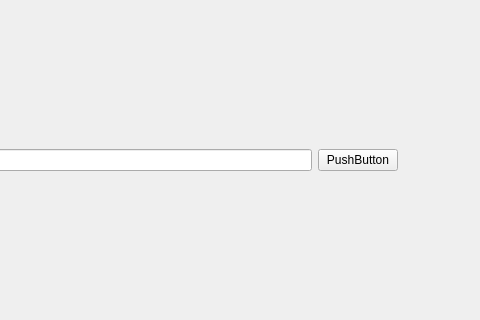
Before: the Qt Designer form main_gui.ui in antonio0/facehack-c, drawn with Qt 5; both pictures show x 393 to 873 and y 125 to 445 of the 873 by 665 pixel window.
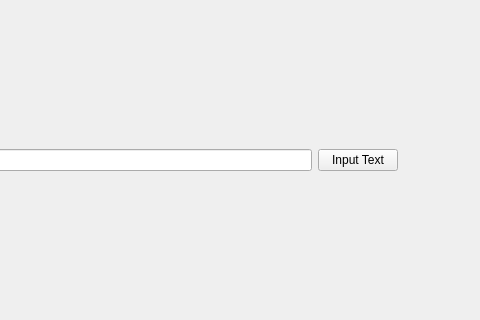
After: the same form once the commit is applied.

Commit message: UDP sockets

Patch:
```diff
--- a/main_gui.ui
+++ b/main_gui.ui
@@ -35,7 +35,7 @@
        <item>
         <widget class="QPushButton" name="submitLine">
          <property name="text">
-          <string>PushButton</string>
+          <string>Input Text</string>
          </property>
         </widget>
        </item>
```
Left out of the diff: 2 changed lines with no effect on the pictures. The commit also changes 2 other files.
